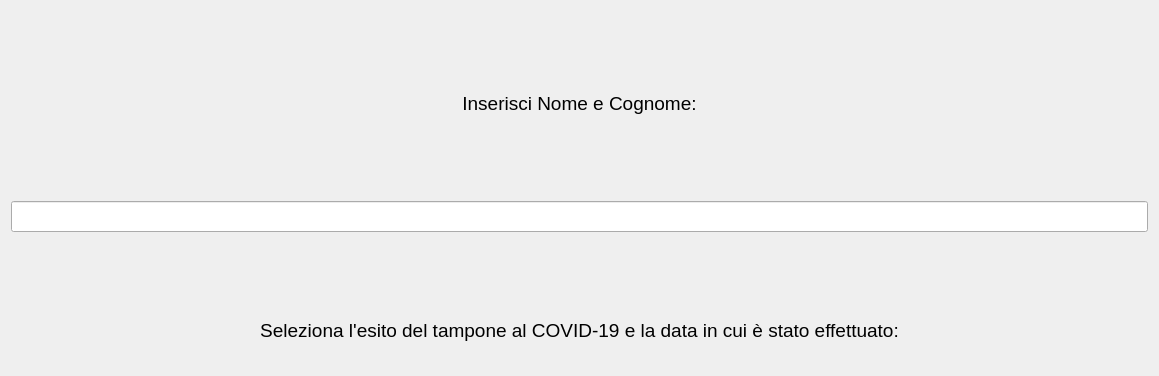
alessan10/c19-1, file c++/01_menu/menu_project/inserisci.ui: the form before one commit; both pictures show x 0 to 1159 and y 0 to 376 of the 1159 by 685 pixel window.
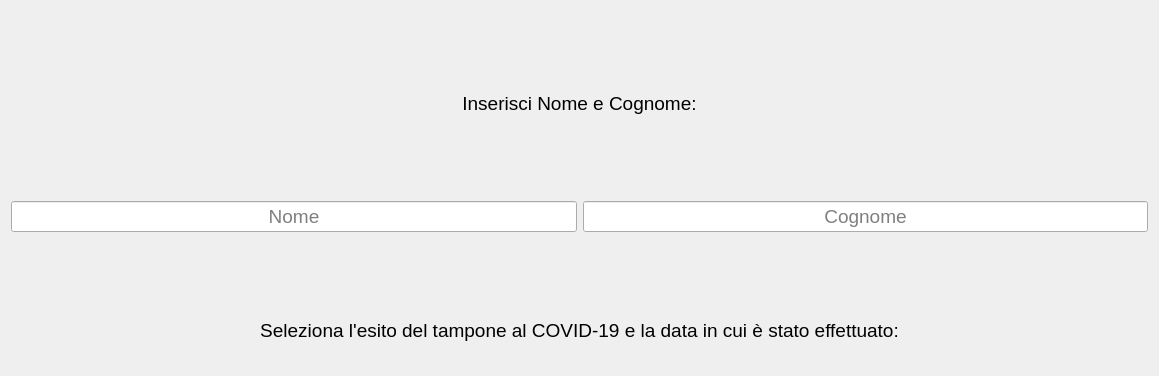
The form after the commit.

Commit message: [GO] cambiato messaggio avvio server, [C++] splittati nome e cognome in inserisci

```diff
--- a/c++/01_menu/menu_project/inserisci.ui
+++ b/c++/01_menu/menu_project/inserisci.ui
@@ -48,9 +48,26 @@
     </widget>
    </item>
    <item>
-    <widget class="QLineEdit" name="nome_e_cognome">
+    <layout class="QHBoxLayout" name="horizontalLayout">
+     <item>
+      <widget class="QLineEdit" name="nome">
+       <property name="font">
+        <font>
+         <pointsize>14</pointsize>
+        </font>
+       </property>
+       <property name="alignment">
+        <set>Qt::AlignCenter</set>
+       </property>
+       <property name="placeholderText">
+        <string>Nome</string>
+       </property>
+      </widget>
+     </item>
+     <item>
+      <widget class="QLineEdit" name="cognome">
      <property name="sizePolicy">
-      <sizepolicy hsizetype="Preferred" vsizetype="Fixed">
+        <sizepolicy hsizetype="Expanding" vsizetype="Fixed">
        <horstretch>0</horstretch>
        <verstretch>0</verstretch>
       </sizepolicy>
@@ -60,7 +77,15 @@
        <pointsize>14</pointsize>
       </font>
      </property>
-    </widget>
+       <property name="alignment">
+        <set>Qt::AlignCenter</set>
+       </property>
+       <property name="placeholderText">
+        <string>Cognome</string>
+       </property>
+      </widget>
+     </item>
+    </layout>
    </item>
    <item>
     <widget class="QLabel" name="label_2">
```
Lines whose indentation alone changed are shown as unchanged. The commit also changes 3 other files.
